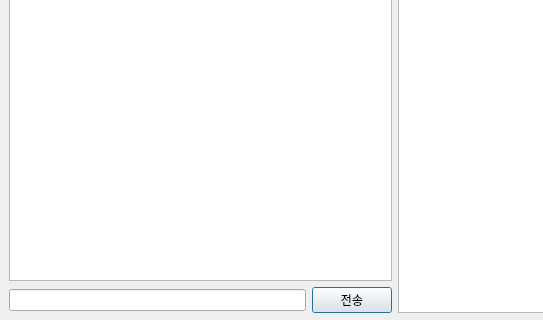
This is QT/Client/chatting.ui in paxcho1/OOP-Project as Qt 5 draws it before an edit; both pictures show x 0 to 543 and y 307 to 627 of the 790 by 627 pixel window. The edited form follows.
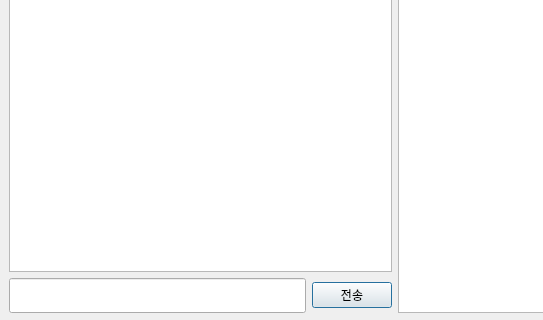
This is the edited form.

```diff
--- a/QT/Client/chatting.ui
+++ b/QT/Client/chatting.ui
@@ -49,7 +49,16 @@
          <number>0</number>
         </property>
         <item>
-         <widget class="QLineEdit" name="Message_Line"/>
+         <widget class="QLineEdit" name="Message_Line">
+          <property name="font">
+           <font>
+            <family>나눔고딕 ExtraBold</family>
+            <pointsize>14</pointsize>
+            <weight>75</weight>
+            <bold>true</bold>
+           </font>
+          </property>
+         </widget>
         </item>
         <item>
          <widget class="QPushButton" name="MessageSend_btn">
```
